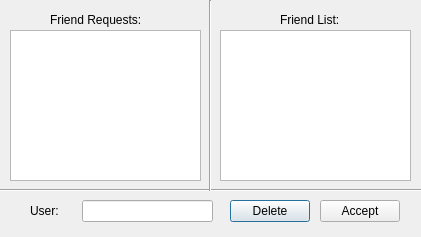
First picture: the form in friendmanager.ui, repository mironalex/Virtualsoc_Client, before the edit.
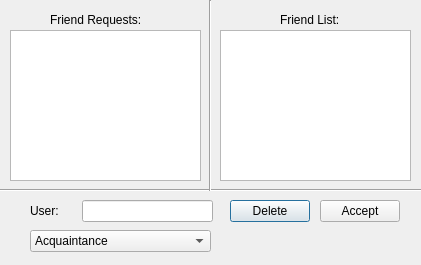
Second picture: the form after the edit.

```diff
--- a/friendmanager.ui
+++ b/friendmanager.ui
@@ -7,7 +7,7 @@
     <x>0</x>
     <y>0</y>
     <width>421</width>
-    <height>237</height>
+    <height>265</height>
    </rect>
   </property>
   <property name="windowTitle">
@@ -134,6 +134,31 @@
     <string>Accept</string>
    </property>
   </widget>
+  <widget class="QComboBox" name="friendType">
+   <property name="geometry">
+    <rect>
+     <x>30</x>
+     <y>230</y>
+     <width>181</width>
+     <height>22</height>
+    </rect>
+   </property>
+   <item>
+    <property name="text">
+     <string>Acquaintance</string>
+    </property>
+   </item>
+   <item>
+    <property name="text">
+     <string>Friend</string>
+    </property>
+   </item>
+   <item>
+    <property name="text">
+     <string>Family</string>
+    </property>
+   </item>
+  </widget>
  </widget>
  <resources/>
  <connections/>
```
Left out of the diff: 2 changed lines with no effect on the pictures.
